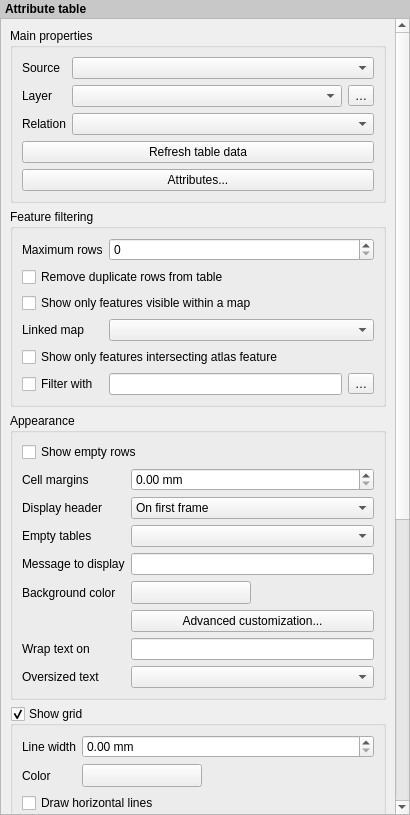
Above: src/ui/layout/qgslayoutattributetablewidgetbase.ui from qgis/QGIS before the change. Below: the same form after it.
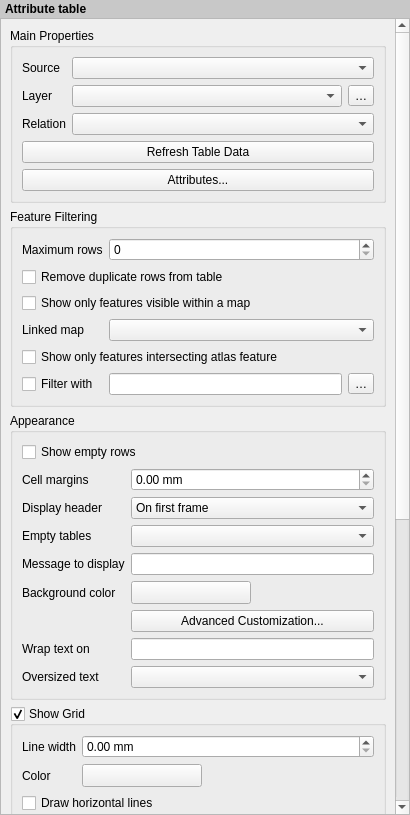
That is the form after the change. Icons and pictures are not drawn. Custom widgets are drawn as their Qt base class.

What changed in the file:
```diff
--- a/src/ui/layout/qgslayoutattributetablewidgetbase.ui
+++ b/src/ui/layout/qgslayoutattributetablewidgetbase.ui
@@ -66,7 +66,7 @@
           <enum>Qt::StrongFocus</enum>
          </property>
          <property name="title">
-          <string>Main properties</string>
+          <string>Main Properties</string>
          </property>
          <property name="syncGroup" stdset="0">
           <string notr="true">composeritem</string>
@@ -98,7 +98,7 @@
           <item row="6" column="0" colspan="2">
            <widget class="QPushButton" name="mRefreshPushButton">
             <property name="text">
-             <string>Refresh table data</string>
+             <string>Refresh Table Data</string>
             </property>
            </widget>
           </item>
@@ -149,7 +149,7 @@
           <enum>Qt::StrongFocus</enum>
          </property>
          <property name="title">
-          <string>Feature filtering</string>
+          <string>Feature Filtering</string>
          </property>
          <property name="syncGroup" stdset="0">
           <string notr="true">composeritem</string>
@@ -421,7 +421,7 @@
           <item row="8" column="1">
            <widget class="QPushButton" name="mAdvancedCustomizationButton">
             <property name="text">
-             <string>Advanced customization...</string>
+             <string>Advanced Customization...</string>
             </property>
            </widget>
           </item>
@@ -434,7 +434,7 @@
           <enum>Qt::StrongFocus</enum>
          </property>
          <property name="title">
-          <string>Show grid</string>
+          <string>Show Grid</string>
          </property>
          <property name="checkable">
           <bool>true</bool>
```
Left out of the diff: 6 changed lines with no effect on the pictures.
